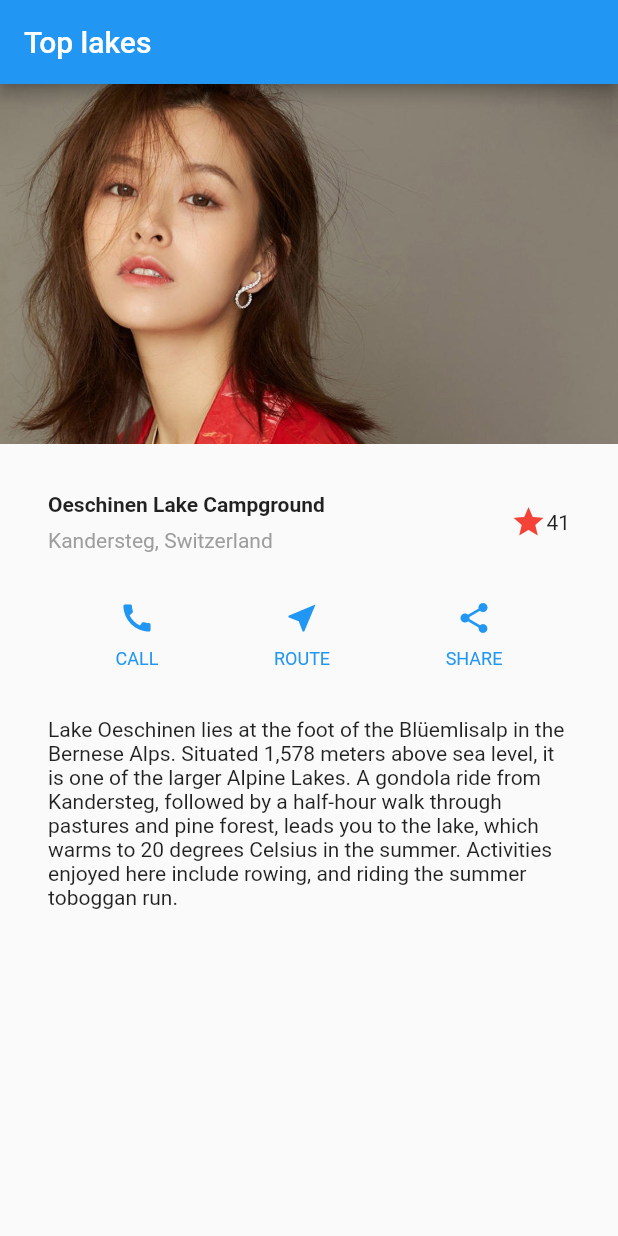
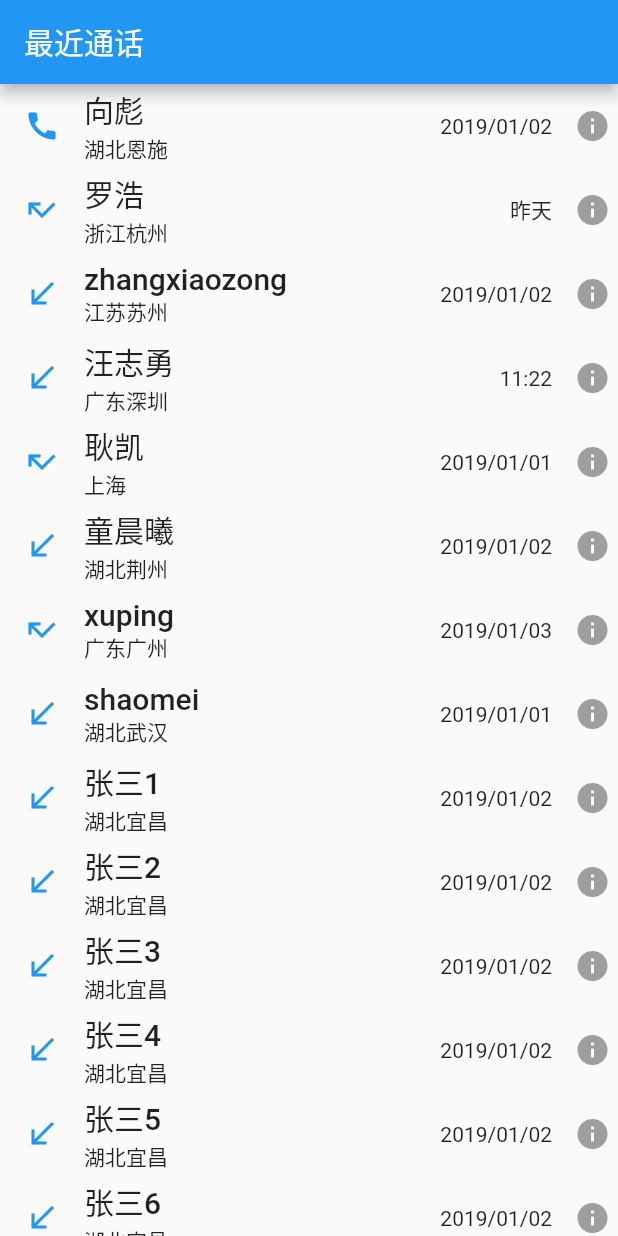
Before and after one commit to wholeGale/helloflutter, a Flutter app: the screen it shows after launch, on a phone screen of 412 x 824 dp. Run offline on Flutter 3.47's test engine with Material 2 defaults, Android fonts, the phone set to English and light mode, and no system bars.

Commit message:
listview练习-最近通话记录

```diff
--- a/lib/main.dart
+++ b/lib/main.dart
@@ -1,8 +1,11 @@
 import 'dart:math';
 
 import 'package:flutter/material.dart';
+import 'package:second_flutter_app/widgets/CallListView.dart';
+import 'package:second_flutter_app/widgets/CallType.dart';
 import 'package:second_flutter_app/widgets/MessageFormWidget.dart';
 import 'package:second_flutter_app/widgets/RollingButtonWidget.dart';
+import 'package:second_flutter_app/widgets/TelephoneCall.dart';
 import 'package:second_flutter_app/widgets/TestButtonWidget.dart';
 import 'package:second_flutter_app/widgets/TestColumnWidget.dart';
 import 'package:second_flutter_app/widgets/TestContainerWidget.dart';
@@ -18,74 +21,35 @@ void main(){
 class MyApp extends StatelessWidget{
   @override
   Widget build(BuildContext context) {
-    final titleSection = TitleSection(
-        'Oeschinen Lake Campground', 'Kandersteg, Switzerland', 41);
-    final buttonSection = Container(
-      child: Row(
-        mainAxisAlignment: MainAxisAlignment.spaceEvenly,
-        children: <Widget>[
-          _buildButtonColumn(context, Icons.call, 'CALL'),
-          _buildButtonColumn(context, Icons.near_me, 'ROUTE'),
-          _buildButtonColumn(context, Icons.share, 'SHARE')
-        ],
-      ),
-    );
-    final textSection = Container(
-      padding: const EdgeInsets.all(32.0),
-      child: Text(
-        '''
-Lake Oeschinen lies at the foot of the Blüemlisalp in the Bernese Alps. Situated 1,578 meters above sea level, it is one of the larger Alpine Lakes. A gondola ride from Kandersteg, followed by a half-hour walk through pastures and pine forest, leads you to the lake, which warms to 20 degrees Celsius in the summer. Activities enjoyed here include rowing, and riding the summer toboggan run.
-          ''',
-        softWrap: true,
-      ),
-    );
+    final telephoneCalls = [
+      TelephoneCall(CallType.call,'向彪', '湖北恩施', '2019/01/02'),
+      TelephoneCall(CallType.call_missed,'罗浩', '浙江杭州', '昨天'),
+      TelephoneCall(CallType.call_received,'zhangxiaozong', '江苏苏州', '2019/01/02'),
+      TelephoneCall(CallType.call_received,'汪志勇', '广东深圳', '11:22'),
+      TelephoneCall(CallType.call_missed,'耿凯', '上海', '2019/01/01'),
+      TelephoneCall(CallType.call_received,'童晨曦', '湖北荆州', '2019/01/02'),
+      TelephoneCall(CallType.call_missed,'xuping', '广东广州', '2019/01/03'),
+      TelephoneCall(CallType.call_received,'shaomei', '湖北武汉', '2019/01/01'),
+      TelephoneCall(CallType.call_received,'张三1', '湖北宜昌', '2019/01/02'),
+      TelephoneCall(CallType.call_received,'张三2', '湖北宜昌', '2019/01/02'),
+      TelephoneCall(CallType.call_received,'张三3', '湖北宜昌', '2019/01/02'),
+      TelephoneCall(CallType.call_received,'张三4', '湖北宜昌', '2019/01/02'),
+      TelephoneCall(CallType.call_received,'张三5', '湖北宜昌', '2019/01/02'),
+      TelephoneCall(CallType.call_received,'张三6', '湖北宜昌', '2019/01/02'),
+      TelephoneCall(CallType.call_received,'张三7', '湖北宜昌', '2019/01/02'),
+      TelephoneCall(CallType.call_received,'张三8', '湖北宜昌', '2019/01/02'),
+      TelephoneCall(CallType.call_received,'张三9', '湖北宜昌', '2019/01/02')
+    ];
 
     return MaterialApp(
-      title: 'Flutter UI basic 1',
+      title: 'ListView demo',
       home: Scaffold(
         appBar: AppBar(
-          title: Text('Top lakes'),
+          title: Text('最近通话'),
         ),
-        body: ListView(
-          children: <Widget>[
-            Image.asset(
-              'images/girls.jpg',
-              width: 600.0,
-              height: 240.0,
-              //cover类似于Android中的centerCrop，https://docs.flutter.io/flutter/painting/BoxFit-class.html
-              fit: BoxFit.cover,
-            ),
-            titleSection,
-            buttonSection,
-            textSection
-          ],
-        )
+        body: CallListView(telephoneCalls,(index) => debugPrint('item $index clicked')),
       ),
     );
   }
 
 }
-
-Widget _buildButtonColumn(BuildContext context, IconData icon, String label){
-  final color = Theme.of(context).primaryColor;
-
-  return Column(
-    mainAxisSize: MainAxisSize.min,
-    mainAxisAlignment: MainAxisAlignment.center,
-
-    children: <Widget>[
-      Icon(icon,color: color),
-      Container(
-        margin: EdgeInsets.only(top: 8.0),
-        child: Text(
-          label,
-          style: TextStyle(
-              fontSize: 12.0,
-              fontWeight: FontWeight.w400,
-              color: color
-          ),
-        ),
-      )
-    ],
-  );
-}
--- /dev/null
+++ b/lib/widgets/CallListView.dart
@@ -0,0 +1,26 @@
+import 'package:flutter/material.dart';
+import 'package:second_flutter_app/widgets/ItemView.dart';
+import 'package:second_flutter_app/widgets/TelephoneCall.dart';
+
+/**
+ * @Author: xiangzhenbiao
+ * @Date: 2019-01-03 15:25
+ * @Description:
+ */
+class CallListView extends StatelessWidget{
+  final List<TelephoneCall> telephoneCalls;
+  final OnItemClickListener onItemClickListener;
+
+  CallListView(this.telephoneCalls, this.onItemClickListener);
+
+  @override
+  Widget build(BuildContext context) {
+    return ListView.builder(
+      itemCount: telephoneCalls.length,
+        itemBuilder: (context, index){
+          return ItemView(index,telephoneCalls[index], onItemClickListener);
+        }
+    );
+  }
+
+}
--- /dev/null
+++ b/lib/widgets/CallType.dart
@@ -0,0 +1,10 @@
+/**
+ * @Author: xiangzhenbiao
+ * @Date: 2019-01-03 14:48
+ * @Description: 枚举类
+ */
+enum CallType {
+  call,//接通
+  call_received,//接通
+  call_missed,//未接来电
+}
--- /dev/null
+++ b/lib/widgets/ItemView.dart
@@ -0,0 +1,78 @@
+import 'package:flutter/material.dart';
+import 'package:second_flutter_app/widgets/CallType.dart';
+import 'package:second_flutter_app/widgets/TelephoneCall.dart';
+
+/**
+ * @Author: xiangzhenbiao
+ * @Date: 2019-01-03 14:46
+ * @Description: listView每个item
+ */
+typedef OnItemClickListener = void Function(int position);
+
+class ItemView extends StatelessWidget{
+  final int position;
+  final TelephoneCall telephoneCall;
+  final OnItemClickListener onItemClickListener;
+
+  ItemView(this.position, this.telephoneCall, this.onItemClickListener);
+
+  @override
+  Widget build(BuildContext context) {
+    IconData iconData;
+    switch(telephoneCall.callType){
+      case CallType.call_missed:
+        iconData = Icons.call_missed;
+        break;
+      case CallType.call_received:
+        iconData = Icons.call_received;
+        break;
+      default:
+        iconData = Icons.call;
+        break;
+    }
+    final icon = Icon(
+        iconData,
+        color: Colors.blue[500]);
+
+    final itemWidget = Row(
+      children: <Widget>[
+        Container(
+          margin: EdgeInsets.all(16.0),
+          child: icon,
+        ),
+        Expanded(
+          child: Column(
+            crossAxisAlignment: CrossAxisAlignment.start,
+            children: <Widget>[
+              Text(
+                  telephoneCall.name,
+                style: TextStyle(
+                  fontSize: 20.0,
+                  fontWeight: FontWeight.w500,
+                ),
+              ),
+              Text(
+                telephoneCall.attribution
+              )
+            ],
+          ),
+        ),
+        Container(
+          margin: EdgeInsets.only(right: 10.0),
+          child: Text(telephoneCall.callTime),
+        ),
+        Container(
+            margin: EdgeInsets.all(5.0),
+            child: Icon(
+              Icons.info,
+              color: Colors.grey[500],
+            )
+        )
+      ],
+    );
+    return InkWell(
+      onTap: ()=> onItemClickListener(position),
+      child: itemWidget,
+    );
+  }
+}
--- /dev/null
+++ b/lib/widgets/TelephoneCall.dart
@@ -0,0 +1,20 @@
+import 'package:second_flutter_app/widgets/CallType.dart';
+
+/**
+ * @Author: xiangzhenbiao
+ * @Date: 2019-01-03 14:49
+ * @Description: 通话实体
+ */
+class TelephoneCall {
+  final CallType callType;//通话类型
+  final String name;//联系人姓名
+  final String attribution;//归属地
+  final String callTime;//通话时间
+
+  TelephoneCall(
+      this.callType,
+      this.name,
+      this.attribution,
+      this.callTime
+      );
+}
```
